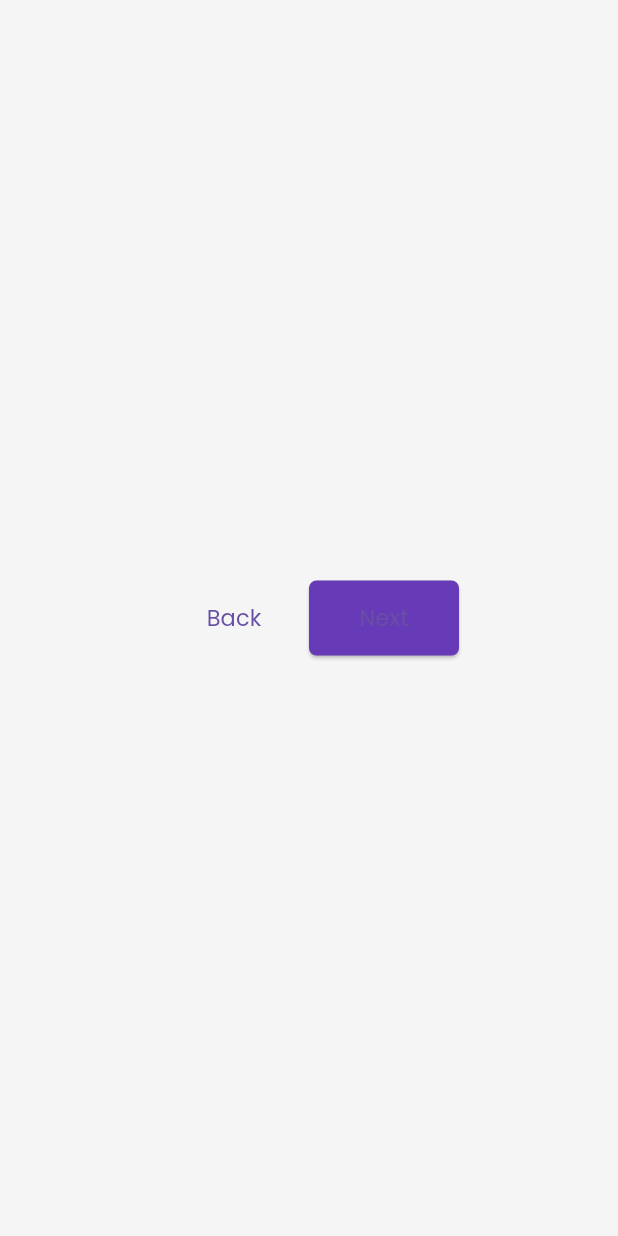
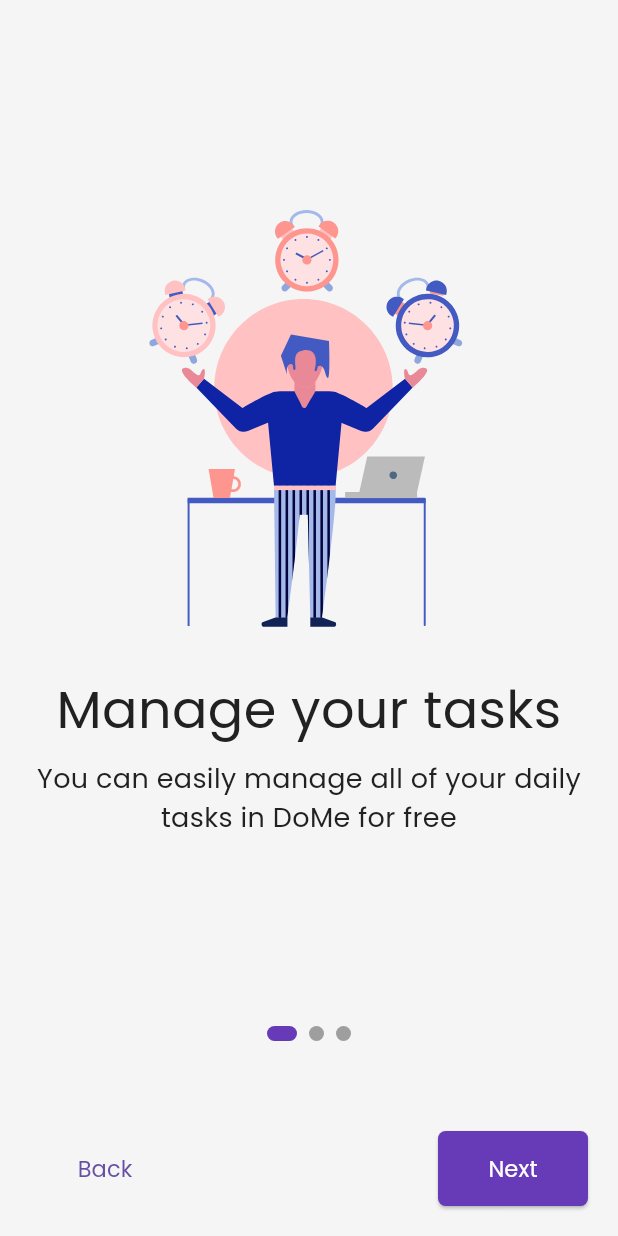
Before and after one commit to AesBiarenti/UpTodo-App, a Flutter app: the screen it shows after launch, after a tap on "Back", on a phone screen of 412 x 824 dp. Run offline on Flutter 3.47's test engine with Material 3 defaults, Android fonts, the phone set to English and light mode, and no system bars; our stand-ins replace flutter_riverpod, flutter_svg, hive, hive_flutter; accounts and stored records are empty.

Commit message:
27-10-2024

```diff
--- /dev/null
+++ b/lib/core/constants/theme_control.dart
@@ -0,0 +1,11 @@
+import 'package:flutter/material.dart';
+import 'package:flutter_riverpod/flutter_riverpod.dart';
+import 'package:uptodo_app/core/theme/theme_provider.dart';
+
+
+bool isDarkMode(BuildContext context, WidgetRef ref) {
+  final themeMode = ref.watch(themeProvider);
+  return themeMode == ThemeMode.dark ||
+      (themeMode == ThemeMode.system &&
+          MediaQuery.of(context).platformBrightness == Brightness.dark);
+}
--- a/lib/core/extensions/svg_extensions.dart
+++ b/lib/core/extensions/svg_extensions.dart
@@ -1,3 +1,3 @@
 extension SvgExtensions on String {
-  get svgRouter => "assets/svg/$this.svg";
+  String get svgRouter => "assets/svg/$this.svg";
 }
--- a/lib/main.dart
+++ b/lib/main.dart
@@ -2,7 +2,8 @@ import 'package:flutter/material.dart';
 import 'package:flutter_riverpod/flutter_riverpod.dart';
 import 'package:hive_flutter/hive_flutter.dart';
 import 'package:uptodo_app/core/theme/theme_provider.dart';
-import 'package:uptodo_app/presentation/pages/start/second_page.dart';
+import 'package:uptodo_app/presentation/pages/start/welcome_page.dart';
+import 'package:uptodo_app/routes/routes.dart';
 
 void main() async {
   await Hive.initFlutter();
@@ -17,12 +18,14 @@ class MyApp extends ConsumerWidget {
   Widget build(BuildContext context, WidgetRef ref) {
     final themeMode = ref.watch(themeProvider);
     return MaterialApp(
+      initialRoute: AppRoutes.welcome,
+      onGenerateRoute: AppRoutes.generateRoute,
       debugShowCheckedModeBanner: false,
       themeMode: themeMode,
       theme: lightTheme,
       darkTheme: darkTheme,
       title: 'Material App',
-      home: const StartSecondPage(),
+      home: const WelcomePage(),
     );
   }
 }
--- a/lib/presentation/pages/start/second_page.dart
+++ /dev/null
@@ -1,30 +0,0 @@
-import 'package:flutter/material.dart';
-import 'package:uptodo_app/presentation/widgets/primary_button.dart';
-import 'package:uptodo_app/presentation/widgets/secondary_button.dart';
-
-class StartSecondPage extends StatelessWidget {
-  const StartSecondPage({super.key});
-
-  @override
-  Widget build(BuildContext context) {
-    return const Scaffold(
-      body: Center(
-        child: Row(
-          mainAxisAlignment: MainAxisAlignment.center,
-          children: [
-            SecondaryButton(
-              height: 50,
-              width: 100,
-              content: Text("Back"),
-            ),
-            PrimaryButton(
-              height: 50,
-              width: 100,
-              content: Text("Next"),
-            )
-          ],
-        ),
-      ),
-    );
-  }
-}
--- /dev/null
+++ b/lib/presentation/pages/start/welcome_page.dart
@@ -0,0 +1,136 @@
+import 'package:flutter/material.dart';
+import 'package:flutter_riverpod/flutter_riverpod.dart';
+import 'package:uptodo_app/presentation/widgets/primary_button.dart';
+import 'package:uptodo_app/presentation/widgets/secondary_button.dart';
+import 'package:uptodo_app/presentation/widgets/svg_widget.dart';
+
+class WelcomePage extends ConsumerStatefulWidget {
+  const WelcomePage({super.key});
+
+  @override
+  ConsumerState<WelcomePage> createState() => _WelcomePageState();
+}
+
+class _WelcomePageState extends ConsumerState<WelcomePage> {
+  final PageController _pageController = PageController();
+  int _currentIndex = 0;
+
+  final List<String> assetList = ["first", "second", "third"];
+  final List<String> h1 = [
+    "Manage your tasks",
+    "Create daily routine",
+    "Organize your tasks"
+  ];
+  final List<String> h2 = [
+    "You can easily manage all of your daily tasks in DoMe for free",
+    "In Uptodo, you can create your personalized routine to stay productive",
+    "You can organize your daily tasks by adding your tasks into separate categories"
+  ];
+
+  void _nextPage() {
+    if (_currentIndex < assetList.length - 1) {
+      _pageController.nextPage(
+        duration: const Duration(milliseconds: 300),
+        curve: Curves.easeIn,
+      );
+    }
+  }
+
+  void _previousPage() {
+    if (_currentIndex > 0) {
+      _pageController.previousPage(
+        duration: const Duration(milliseconds: 300),
+        curve: Curves.easeIn,
+      );
+    }
+  }
+
+  @override
+  Widget build(BuildContext context) {
+    return Scaffold(
+      body: Center(
+        child: Column(
+          mainAxisAlignment: MainAxisAlignment.spaceAround,
+          children: [
+            Expanded(
+              child: Padding(
+                padding: const EdgeInsets.all(5.0),
+                child: PageView.builder(
+                  controller: _pageController,
+                  onPageChanged: (index) {
+                    setState(() => _currentIndex = index);
+                  },
+                  itemCount: assetList.length,
+                  itemBuilder: (context, index) {
+                    return Column(
+                      mainAxisAlignment: MainAxisAlignment.center,
+                      crossAxisAlignment: CrossAxisAlignment.center,
+                      children: [
+                        SvgWidget(assetName: assetList[index]),
+                        const SizedBox(height: 16),
+                        Text(
+                          h1[index],
+                          style: const TextStyle(fontSize: 35),
+                          textAlign: TextAlign.center,
+                        ),
+                        const SizedBox(height: 8),
+                        Text(
+                          h2[index],
+                          style: const TextStyle(fontSize: 18),
+                          textAlign: TextAlign.center,
+                        ),
+                      ],
+                    );
+                  },
+                ),
+              ),
+            ),
+            Row(
+              mainAxisAlignment: MainAxisAlignment.center,
+              children: List.generate(
+                assetList.length,
+                (index) => AnimatedContainer(
+                  duration: const Duration(milliseconds: 300),
+                  margin: const EdgeInsets.symmetric(horizontal: 4.0),
+                  height: 10,
+                  width: _currentIndex == index ? 20 : 10,
+                  decoration: BoxDecoration(
+                    color: _currentIndex == index
+                        ? Colors.deepPurple
+                        : Colors.grey,
+                    borderRadius: BorderRadius.circular(5),
+                  ),
+                ),
+              ),
+            ),
+            const SizedBox(height: 60),
+            Padding(
+              padding: const EdgeInsets.symmetric(horizontal: 20.0),
+              child: Row(
+                mainAxisAlignment: MainAxisAlignment.spaceBetween,
+                children: [
+                  SecondaryButton(
+                    height: 50,
+                    width: 100,
+                    content: const Text("Back"),
+                    onPressed: _previousPage,
+                  ),
+                  PrimaryButton(
+                    height: 50,
+                    width: 100,
+                    content: const Text(
+                      "Next",
+                      style: TextStyle(color: Colors.white),
+                    ),
+                    onPressed: _nextPage,
+                  ),
+                ],
+              ),
+            ),
+            const SizedBox(height: 20),
+          ],
+        ),
+      ),
+    );
+  }
+}
--- a/lib/presentation/widgets/primary_button.dart
+++ b/lib/presentation/widgets/primary_button.dart
@@ -4,10 +4,12 @@ class PrimaryButton extends StatelessWidget {
   final double width;
   final double height;
   final Widget content;
+  final void Function()? onPressed;
   const PrimaryButton({
     required this.height,
     required this.width,
     required this.content,
+    required this.onPressed,
     super.key,
   });
 
@@ -25,7 +27,7 @@ class PrimaryButton extends StatelessWidget {
             RoundedRectangleBorder(borderRadius: BorderRadius.circular(5)),
           ),
         ),
-        onPressed: () {},
+        onPressed: onPressed,
         child: content
       ),
     );
--- a/lib/presentation/widgets/secondary_button.dart
+++ b/lib/presentation/widgets/secondary_button.dart
@@ -4,10 +4,12 @@ class SecondaryButton extends StatelessWidget {
   final double width;
   final double height;
   final Widget content;
+  final void Function()? onPressed;
   const SecondaryButton(
       {required this.height,
       required this.width,
       required this.content,
+      required this.onPressed,
       super.key});
 
   @override
@@ -16,7 +18,7 @@ class SecondaryButton extends StatelessWidget {
          height:  height,
       width: width,
       child: TextButton(
-        onPressed: () {},
+        onPressed: onPressed,
         style: ButtonStyle(
           shape: WidgetStatePropertyAll(
             RoundedRectangleBorder(borderRadius: BorderRadius.circular(5)),
--- /dev/null
+++ b/lib/presentation/widgets/svg_widget.dart
@@ -0,0 +1,21 @@
+import 'package:flutter/material.dart';
+import 'package:flutter_riverpod/flutter_riverpod.dart';
+import 'package:flutter_svg/svg.dart';
+import 'package:uptodo_app/core/constants/theme_control.dart';
+import 'package:uptodo_app/core/extensions/svg_extensions.dart';
+
+class SvgWidget extends ConsumerWidget {
+  final String assetName;
+  const SvgWidget({required this.assetName, super.key});
+
+  @override
+  Widget build(BuildContext context, WidgetRef ref) {
+    return Padding(
+      padding: const EdgeInsets.symmetric(horizontal: 14.0, vertical: 14.0),
+      child: SvgPicture.asset(
+        assetName.svgRouter,
+
+      ),
+    );
+  }
+}
--- /dev/null
+++ b/lib/routes/routes.dart
@@ -0,0 +1,22 @@
+// lib/routes.dart
+import 'package:flutter/material.dart';
+import 'package:uptodo_app/presentation/pages/start/welcome_page.dart';
+
+
+class AppRoutes {
+  static const String welcome = '/welcome';
+  static const String startSecond = '/startSecond';
+
+  static Route<dynamic> generateRoute(RouteSettings settings) {
+    switch (settings.name) {
+      case welcome:
+        return MaterialPageRoute(builder: (_) => const WelcomePage());
+      default:
+        return MaterialPageRoute(
+          builder: (_) => Scaffold(
+            body: Center(child: Text('No route defined for ${settings.name}')),
+          ),
+        );
+    }
+  }
+}
--- a/pubspec.yaml
+++ b/pubspec.yaml
@@ -63,8 +63,8 @@ flutter:
     uses-material-design: true
 
     # To add assets to your application, add an assets section, like this:
-    # assets:
-    #   - images/a_dot_burr.jpeg
+    assets:
+      - assets/svg/
     #   - images/a_dot_ham.jpeg
 
     # An image asset can refer to one or more resolution-specific "variants", see
```
Also changed, not shown: assets/svg/first.svg (renamed from assets/svg/Group 182.svg), assets/svg/second.svg (renamed from assets/svg/Group 183.svg), assets/svg/third.svg (renamed from assets/svg/Frame 161.svg), lib/presentation/pages/start/fifth_page.dart (deleted), lib/presentation/pages/start/fourth_page.dart (deleted), lib/presentation/pages/start/third_page.dart (deleted).
